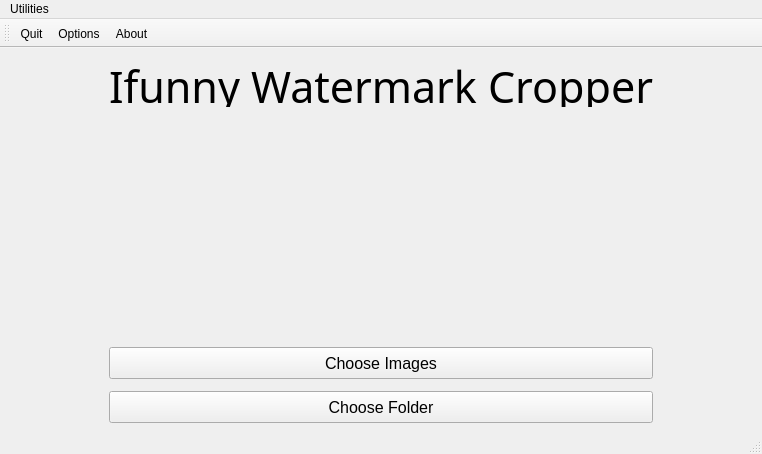
The window that WatermarkCropper/mainwindow.ui (vg16855/Ifunny-Watermark-Cropper) describes before a commit, drawn with Qt 5.
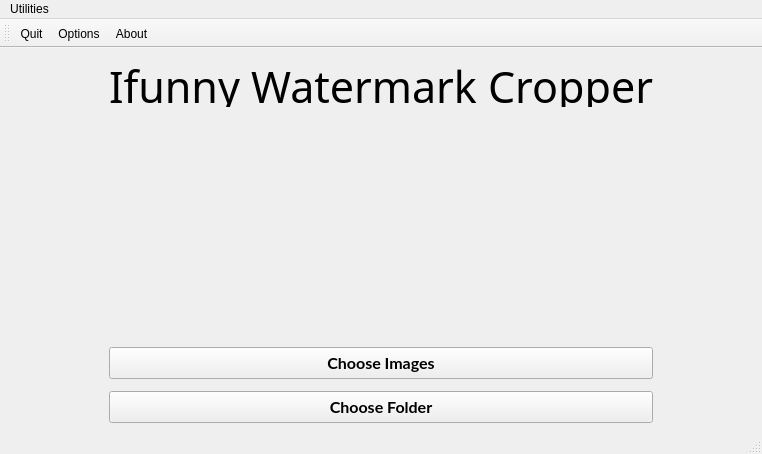
The same window after the commit. Icons and pictures are not drawn.

The edit to the form file:
```diff
--- a/WatermarkCropper/mainwindow.ui
+++ b/WatermarkCropper/mainwindow.ui
@@ -98,7 +98,9 @@
         </property>
         <property name="font">
          <font>
+          <family>Lato</family>
           <pointsize>12</pointsize>
+          <bold>true</bold>
          </font>
         </property>
         <property name="text">
@@ -126,7 +128,9 @@
         </property>
         <property name="font">
          <font>
+          <family>Lato</family>
           <pointsize>12</pointsize>
+          <bold>true</bold>
          </font>
         </property>
         <property name="text">
```
Left out of the diff: 12 changed lines with no effect on the pictures.
